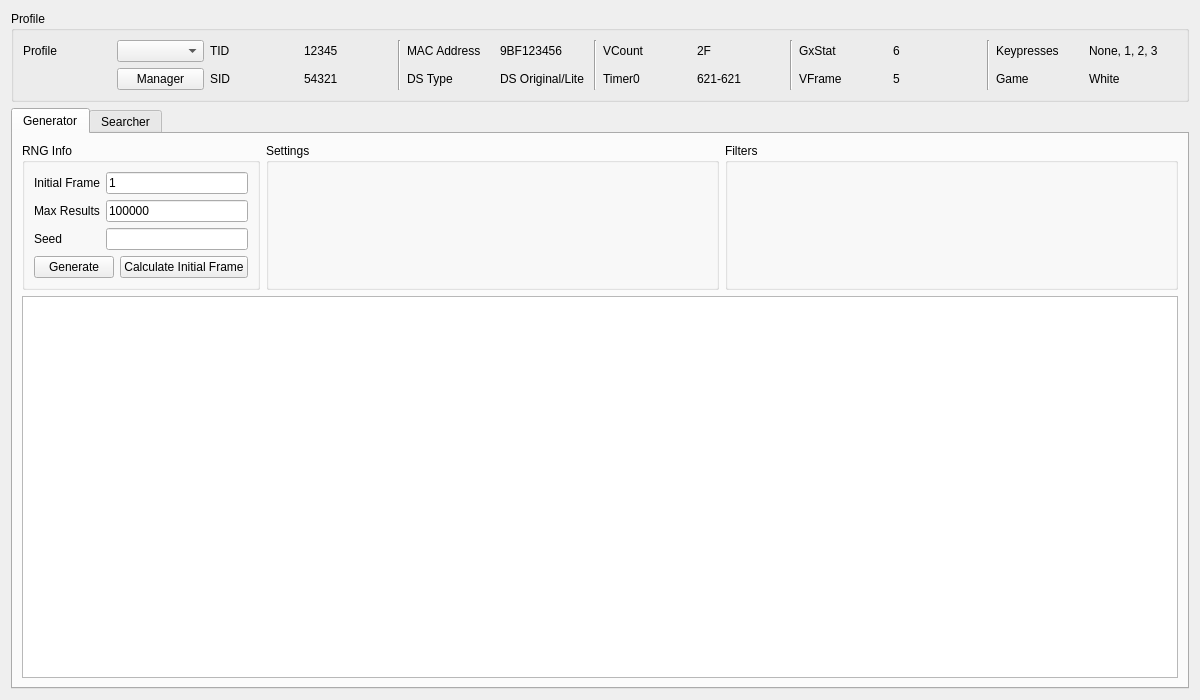
First picture: the form in Forms/Gen5/Eggs5.ui, repository Admiral-Fish/PokeFinder, before the edit.
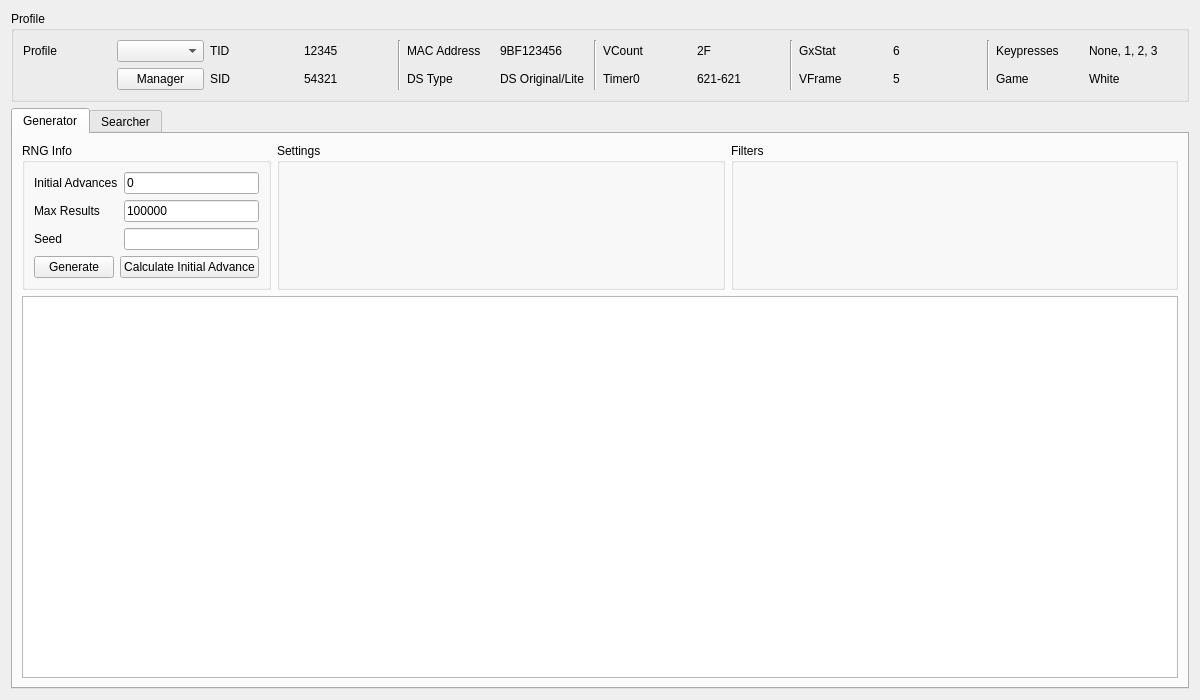
Second picture: the form after the edit. Custom widgets are drawn as their Qt base class.

Commit message: Rename frame to advance, and start from advance 0

The edit to the form file:
```diff
--- a/Forms/Gen5/Eggs5.ui
+++ b/Forms/Gen5/Eggs5.ui
@@ -248,7 +248,7 @@
           <item row="0" column="0">
            <widget class="QLabel" name="labelGeneratorInitialFrame">
             <property name="text">
-             <string>Initial Frame</string>
+             <string>Initial Advances</string>
             </property>
            </widget>
           </item>
@@ -258,7 +258,7 @@
              <string/>
             </property>
             <property name="text">
-             <string notr="true">1</string>
+             <string notr="true">0</string>
             </property>
            </widget>
           </item>
@@ -326,7 +326,7 @@
             <item>
              <widget class="QPushButton" name="pushButtonCalculateInitialFrame">
               <property name="text">
-               <string>Calculate Initial Frame</string>
+               <string>Calculate Initial Advance</string>
               </property>
              </widget>
             </item>
```
Left out of the diff: 6 changed lines with no effect on the pictures. The commit also changes 272 other files.
